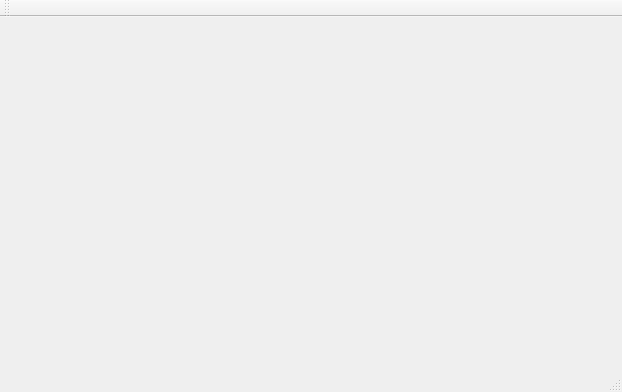
rust3128/MPosEdit, file mainwindow.ui: the form before one commit.
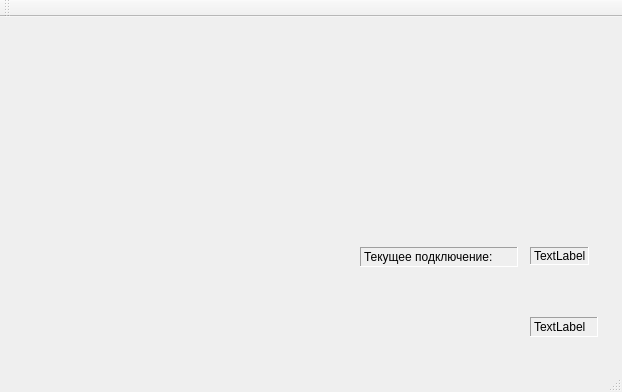
The form after the commit. Icons and pictures are not drawn.

What changed in the file:
```diff
--- a/mainwindow.ui
+++ b/mainwindow.ui
@@ -20,7 +20,71 @@
   <property name="layoutDirection">
    <enum>Qt::LeftToRight</enum>
   </property>
-  <widget class="QWidget" name="centralWidget"/>
+  <widget class="QWidget" name="centralWidget">
+   <widget class="QLabel" name="labelUser">
+    <property name="geometry">
+     <rect>
+      <x>530</x>
+      <y>300</y>
+      <width>68</width>
+      <height>20</height>
+     </rect>
+    </property>
+    <property name="frameShape">
+     <enum>QFrame::Panel</enum>
+    </property>
+    <property name="frameShadow">
+     <enum>QFrame::Sunken</enum>
+    </property>
+    <property name="text">
+     <string>TextLabel</string>
+    </property>
+   </widget>
+   <widget class="QLabel" name="labelConnText">
+    <property name="geometry">
+     <rect>
+      <x>360</x>
+      <y>230</y>
+      <width>158</width>
+      <height>20</height>
+     </rect>
+    </property>
+    <property name="frameShape">
+     <enum>QFrame::Panel</enum>
+    </property>
+    <property name="frameShadow">
+     <enum>QFrame::Sunken</enum>
+    </property>
+    <property name="midLineWidth">
+     <number>0</number>
+    </property>
+    <property name="text">
+     <string>Текущее подключение:</string>
+    </property>
+   </widget>
+   <widget class="QLabel" name="labelConnName">
+    <property name="geometry">
+     <rect>
+      <x>530</x>
+      <y>230</y>
+      <width>59</width>
+      <height>18</height>
+     </rect>
+    </property>
+    <property name="frameShape">
+     <enum>QFrame::Panel</enum>
+    </property>
+    <property name="frameShadow">
+     <enum>QFrame::Sunken</enum>
+    </property>
+    <property name="midLineWidth">
+     <number>0</number>
+    </property>
+    <property name="text">
+     <string>TextLabel</string>
+    </property>
+   </widget>
+  </widget>
   <widget class="QMenuBar" name="menuBar">
    <property name="geometry">
     <rect>
```
